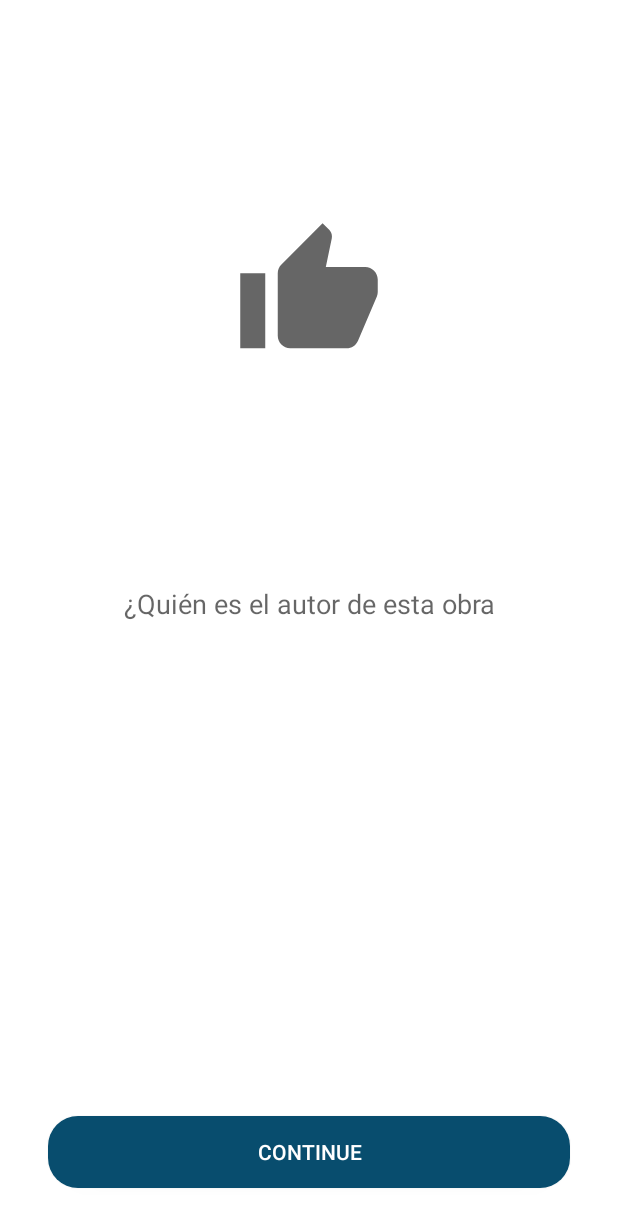
After one commit to santukis/cleanArchitecture, an Android app: the layout fragment_game_answer.xml on its own in the app's theme, with its tools: preview values and no code run, on a phone screen of 412 x 824 dp. The commit adds this screen. Shown: the top 1227 px of the screen. Run offline under Robolectric (Android 15) with nearby library versions, the light colour scheme and no system bars.

Commit message:
refactor game fragments, converted GameFragment in a FragmentContainer and created a QuestionFragment.kt and an AnswerFragment.kt

```diff
--- /dev/null
+++ b/app/src/main/res/drawable/ic_right.xml
@@ -0,0 +1,10 @@
+<vector xmlns:android="http://schemas.android.com/apk/res/android"
+    android:width="24dp"
+    android:height="24dp"
+    android:viewportWidth="24"
+    android:viewportHeight="24"
+    android:tint="?attr/colorControlNormal">
+  <path
+      android:fillColor="@android:color/white"
+      android:pathData="M1,21h4L5,9L1,9v12zM23,10c0,-1.1 -0.9,-2 -2,-2h-6.31l0.95,-4.57 0.03,-0.32c0,-0.41 -0.17,-0.79 -0.44,-1.06L14.17,1 7.59,7.59C7.22,7.95 7,8.45 7,9v10c0,1.1 0.9,2 2,2h9c0.83,0 1.54,-0.5 1.84,-1.22l3.02,-7.05c0.09,-0.23 0.14,-0.47 0.14,-0.73v-2z"/>
+</vector>
--- /dev/null
+++ b/app/src/main/res/drawable/round_square_background.xml
@@ -0,0 +1,18 @@
+<?xml version="1.0" encoding="utf-8"?>
+<selector xmlns:android="http://schemas.android.com/apk/res/android">
+
+    <item android:state_pressed="true">
+        <shape android:shape="rectangle">
+            <solid android:color="@color/colorPrimaryDark"/>
+            <corners android:radius="20dp"/>
+        </shape>
+    </item>
+
+    <item>
+        <shape android:shape="rectangle">
+            <solid android:color="@color/colorPrimary"/>
+            <corners android:radius="20dp"/>
+        </shape>
+    </item>
+
+</selector>
--- a/app/src/main/res/layout/activity_main.xml
+++ b/app/src/main/res/layout/activity_main.xml
@@ -9,11 +9,11 @@
         android:id="@+id/nav_host_fragment"
         android:name="androidx.navigation.fragment.NavHostFragment"
         android:layout_width="match_parent"
-        android:layout_height="match_parent"
+        android:layout_height="0dp"
         app:layout_constraintLeft_toLeftOf="parent"
         app:layout_constraintRight_toRightOf="parent"
         app:layout_constraintTop_toTopOf="parent"
-        app:layout_constraintBottom_toBottomOf="parent"
+        app:layout_constraintBottom_toTopOf="@id/bottom_action_bar"
 
         app:defaultNavHost="true"
         app:navGraph="@navigation/nav_graph" />
--- /dev/null
+++ b/app/src/main/res/layout/fragment_game_answer.xml
@@ -0,0 +1,64 @@
+<?xml version="1.0" encoding="utf-8"?>
+<layout xmlns:android="http://schemas.android.com/apk/res/android"
+    xmlns:app="http://schemas.android.com/apk/res-auto"
+    xmlns:tools="http://schemas.android.com/tools">
+
+    <data>
+
+        <variable
+            name="question"
+            type="com.santukis.cleanarchitecture.game.fragments.domain.model.Question" />
+
+        <import type="android.view.View" />
+
+    </data>
+
+    <androidx.core.widget.NestedScrollView
+        android:layout_width="match_parent"
+        android:layout_height="match_parent"
+        android:fillViewport="true">
+
+        <androidx.constraintlayout.widget.ConstraintLayout
+            android:layout_width="match_parent"
+            android:layout_height="match_parent">
+
+            <androidx.appcompat.widget.AppCompatImageView
+                android:id="@+id/result"
+                android:layout_width="100dp"
+                android:layout_height="100dp"
+                app:layout_constraintTop_toTopOf="parent"
+                app:layout_constraintBottom_toBottomOf="parent"
+                app:layout_constraintLeft_toLeftOf="parent"
+                app:layout_constraintRight_toRightOf="parent"
+                app:layout_constraintVertical_bias="0.2"
+                android:src="@drawable/ic_right"/>
+
+            <androidx.appcompat.widget.AppCompatTextView
+                android:id="@+id/description"
+                android:layout_width="match_parent"
+                android:layout_height="wrap_content"
+                app:layout_constraintTop_toBottomOf="@id/result"
+                app:layout_constraintBottom_toTopOf="@id/action"
+                app:layout_constraintVertical_bias="0.3"
+                style="@style/TextAppearance.AppCompat.Medium"
+                android:padding="@dimen/normal_space"
+                android:gravity="center"
+                tools:text="¿Quién es el autor de esta obra"/>
+
+            <androidx.appcompat.widget.AppCompatButton
+                android:id="@+id/action"
+                android:layout_width="match_parent"
+                android:layout_height="wrap_content"
+                app:layout_constraintLeft_toLeftOf="parent"
+                app:layout_constraintRight_toRightOf="parent"
+                app:layout_constraintBottom_toBottomOf="parent"
+                android:background="@drawable/round_square_background"
+                android:textColor="@color/white"
+                android:layout_margin="@dimen/xlarge_space"
+                android:text="Continue"/>
+
+        </androidx.constraintlayout.widget.ConstraintLayout>
+
+    </androidx.core.widget.NestedScrollView>
+
+</layout>
--- a/app/src/main/res/values/colors.xml
+++ b/app/src/main/res/values/colors.xml
@@ -7,4 +7,5 @@
     <color name="colorAccentDark">#FF018786</color>
     <color name="black">#FF000000</color>
     <color name="white">#FFFFFFFF</color>
+    <color name="light_gray">#D8D8D8</color>
 </resources>
--- a/app/src/main/res/values/dimens.xml
+++ b/app/src/main/res/values/dimens.xml
@@ -3,4 +3,6 @@
     <dimen name="normal_space">8dp</dimen>
     <dimen name="small_space">4dp</dimen>
     <dimen name="large_radius">20dp</dimen>
+    <dimen name="large_space">16dp</dimen>
+    <dimen name="xlarge_space">32dp</dimen>
 </resources>
```
Also changed, not shown: app/src/main/java/com/santukis/cleanarchitecture/game/fragments/domain/model/Question.kt (+9 -3 lines), app/src/main/java/com/santukis/cleanarchitecture/game/fragments/ui/binding/AnswerViewHolder.kt (added, +18 -0 lines), app/src/main/java/com/santukis/cleanarchitecture/game/fragments/ui/binding/GameBinding.kt (added, +28 -0 lines), app/src/main/java/com/santukis/cleanarchitecture/game/fragments/ui/fragments/AnswerFragment.kt (added, +16 -0 lines), app/src/main/java/com/santukis/cleanarchitecture/game/fragments/ui/fragments/GameFragment.kt (+18 -0 lines), app/src/main/java/com/santukis/cleanarchitecture/game/fragments/ui/fragments/QuestionFragment.kt (added, +29 -0 lines), app/src/main/java/com/santukis/cleanarchitecture/game/fragments/ui/viewmodels/GameViewModel.kt (+17 -0 lines), app/src/main/res/drawable/square_background.xml (added, +16 -0 lines), app/src/main/res/layout/element_game_answer.xml (added, +48 -0 lines), app/src/main/res/layout/fragment_game.xml (+16 -4 lines), app/src/main/res/layout/fragment_game_question.xml (added, +72 -0 lines).
